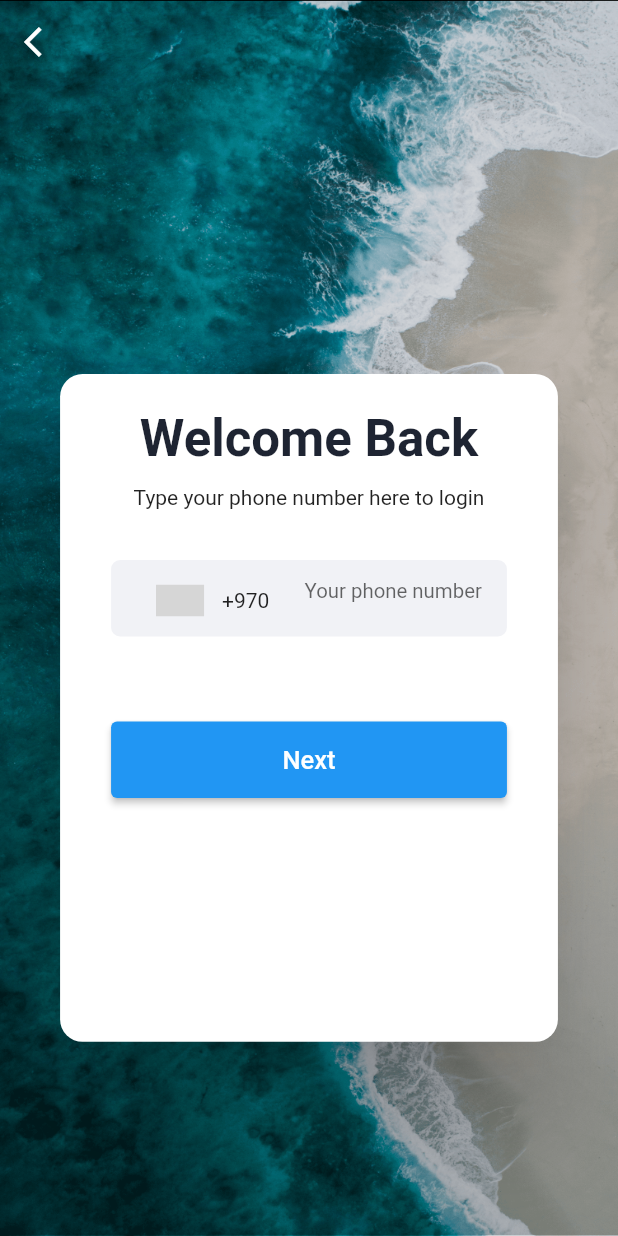
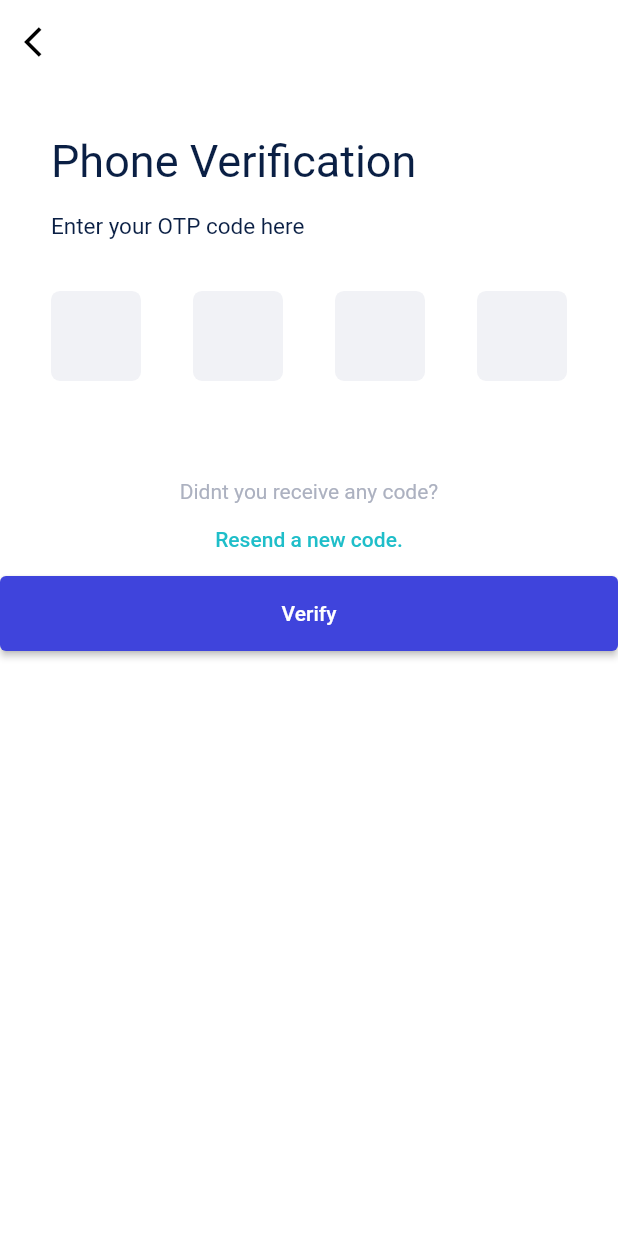
Before and after one commit to khaledsaber/weze, a Flutter app: the LoginScreen screen opened by its route, after a tap on "Next", on a phone screen of 412 x 824 dp. Run offline on Flutter 3.47's test engine with Material 2 defaults, Android fonts, the phone set to English and light mode, and no system bars; drawn by our look-alikes of intl_phone_number_input, pin_code_fields; grey boxes are pictures that could not be loaded.

Commit message:
second commit

```diff
--- a/lib/config/app_routes.dart
+++ b/lib/config/app_routes.dart
@@ -4,4 +4,6 @@ class WezeRoutes {
   String languageRoue = '/language_screen';
   String onBoarding = '/onBoarding_screen';
   String loginScreen = '/login_screen';
+  String verificationScreen = '/verification_screen';
+  String interestsScreen = '/interests_screen';
 }
--- a/lib/main.dart
+++ b/lib/main.dart
@@ -1,6 +1,8 @@
 import 'package:flutter/material.dart';
+import 'package:weze/views/interests/interests_screen.dart';
 import 'package:weze/views/language/language_Screen.dart';
 import 'package:weze/views/login/login_screen.dart';
+import 'package:weze/views/login/verification_screen.dart';
 import 'package:weze/views/splash/on_boarding_screen.dart';
 import 'package:weze/views/splash/splash_screen.dart';
 import 'package:flutter/services.dart';
@@ -10,7 +12,7 @@ void main() {
   runApp(const MyApp());
   SystemChrome.setSystemUIOverlayStyle(SystemUiOverlayStyle(
     statusBarColor: Colors.white, // status bar color
-   // statusBarBrightness: Brightness.light,
+    // statusBarBrightness: Brightness.light,
     statusBarIconBrightness: Brightness.dark,
   ));
 }
@@ -30,16 +32,15 @@ class MyApp extends StatelessWidget {
     return MaterialApp(
       title: 'Flutter Demo',
       theme: ThemeData(
-        primarySwatch: Colors.blue,
-      scaffoldBackgroundColor: Colors.white
-      ),
+          primarySwatch: Colors.blue, scaffoldBackgroundColor: Colors.white),
       debugShowCheckedModeBanner: false,
       home: const SplashScreen(),
       routes: {
         R.routes.languageRoue: (ctx) => const LanguageScreen(),
-        R.routes.onBoarding:(ctx)=> const OnBoardingScreen(),
-        R.routes.loginScreen:(ctx)=>const LoginScreen(
-        )
+        R.routes.onBoarding: (ctx) => const OnBoardingScreen(),
+        R.routes.loginScreen: (ctx) => const LoginScreen(),
+        R.routes.verificationScreen:(ctx)=>const VerificationScreen(),
+        R.routes.interestsScreen:(ctx)=>const InterestsScreen()
       },
     );
   }
--- /dev/null
+++ b/lib/views/interests/interests_screen.dart
@@ -0,0 +1,19 @@
+import 'package:flutter/material.dart';
+
+class InterestsScreen extends StatefulWidget {
+  const InterestsScreen({Key? key}) : super(key: key);
+
+  @override
+  State<InterestsScreen> createState() => _InterestsScreenState();
+}
+
+class _InterestsScreenState extends State<InterestsScreen> {
+  @override
+  Widget build(BuildContext context) {
+    return Scaffold(
+      body: Center(
+        child: Text('Interests Screen'),
+      ),
+    );
+  }
+}
--- a/lib/views/login/login_screen.dart
+++ b/lib/views/login/login_screen.dart
@@ -71,7 +71,7 @@ class LoginScreen extends StatelessWidget {
                           Text(
                             'Welcome Back',
                             style: TextStyle(
-                                color: Color(0xff1e2432),
+                                color: const Color(0xff1e2432),
                                 fontSize: SizeConfig.defaultSize * 3,
                                 fontWeight: FontWeight.bold),
                           ),
@@ -96,7 +96,8 @@ class LoginScreen extends StatelessWidget {
                               onInputChanged: (v) {},
                               countries: const ["PS"],
                               inputDecoration: InputDecoration(
-                                  contentPadding: EdgeInsets.only(bottom: 15),
+                                  contentPadding:
+                                      const EdgeInsets.only(bottom: 15),
                                   border: InputBorder.none,
                                   hintText: 'Your phone number',
                                   hintStyle:
@@ -107,7 +108,10 @@ class LoginScreen extends StatelessWidget {
                             height: defaultSize * 5,
                           ),
                           ElevatedButton(
-                            onPressed: () {},
+                            onPressed: () {
+                              Navigator.pushNamed(
+                                  context, R.routes.verificationScreen);
+                            },
                             child: Text(
                               'Next',
                               style: TextStyle(fontSize: defaultSize * 1.5),
@@ -115,6 +119,21 @@ class LoginScreen extends StatelessWidget {
                             style: ElevatedButton.styleFrom(
                                 fixedSize:
                                     Size(double.maxFinite, defaultSize * 4.5)),
+                          ),
+                          SizedBox(
+                            height: defaultSize * 4,
+                          ),
+                          TextButton(
+                            onPressed: () {
+                              Navigator.pushNamed(
+                                  context, R.routes.interestsScreen);
+                            },
+                            child: Text(
+                              'SKIP',
+                              style: TextStyle(
+                                  color: const Color(0xffacb1c0),
+                                  fontSize: defaultSize * 1.5),
+                            ),
                           )
                         ],
                       ),
--- /dev/null
+++ b/lib/views/login/verification_screen.dart
@@ -0,0 +1,128 @@
+import 'package:flutter/material.dart';
+import 'package:pin_code_fields/pin_code_fields.dart';
+
+import '../../config/size_config.dart';
+
+class VerificationScreen extends StatefulWidget {
+  const VerificationScreen({Key? key}) : super(key: key);
+
+  @override
+  State<VerificationScreen> createState() => _VerificationScreenState();
+}
+
+class _VerificationScreenState extends State<VerificationScreen> {
+  @override
+  Widget build(BuildContext context) {
+    SizeConfig().init(context);
+    final defaultSize = SizeConfig.defaultSize;
+    return Scaffold(
+      appBar: AppBar(
+        backgroundColor: Colors.white,
+        elevation: 0,
+        leading: IconButton(
+          icon: const Icon(Icons.arrow_back_ios),
+          color: Colors.black,
+          onPressed: () {
+            Navigator.of(context).pop();
+          },
+        ),
+      ),
+      body: SingleChildScrollView(
+        child: Column(
+          children: [
+            Padding(
+              padding: EdgeInsets.symmetric(horizontal: defaultSize * 3),
+              child: Column(
+                crossAxisAlignment: CrossAxisAlignment.start,
+                children: [
+                  SizedBox(
+                    height: defaultSize * 3,
+                  ),
+                  const Text(
+                    'Phone Verification',
+                    style: TextStyle(
+                      fontSize: 30, // defaultSize* 3,
+                      color: Color(0xff0a1f44),
+                    ),
+                  ),
+                  SizedBox(
+                    height: defaultSize * 1.5,
+                  ),
+                  const Text(
+                    'Enter your OTP code here',
+                    textAlign: TextAlign.left,
+                    style: TextStyle(
+                      fontSize: 15, //defaultSize* 1.5,
+                      color: Color(0xff0a1f44),
+                    ),
+                  ),
+                  SizedBox(
+                    height: defaultSize * 3,
+                  ),
+                  //    PinCodeTextField(appContext: context, length: 4, onChanged: (String value) {  },)
+                  Form(
+                    child: PinCodeTextField(
+                      textStyle: TextStyle(color: Colors.white),
+                      pinTheme: PinTheme(
+                        selectedColor: const Color(0xff4284f5),
+                        selectedFillColor: const Color(0xff4284f5),
+                        inactiveColor: Color(0xff1f2f6),
+                        inactiveFillColor: Color(0xfff1f2f6),
+                        activeColor: Color(0xff4284f5),
+                        shape: PinCodeFieldShape.box,
+                        borderRadius: BorderRadius.circular(6),
+                        fieldHeight: 60,
+                        fieldWidth: 60,
+                        activeFillColor: Color(0xff4284f5), //Colors.white,
+                      ),
+                      cursorColor: Colors.white,
+                      animationDuration: Duration(milliseconds: 300),
+                      enableActiveFill: true,
+                      keyboardType: TextInputType.number,
+                      appContext: context,
+                      length: 4,
+                      onChanged: (_) {},
+                    ),
+                  ),
+                  SizedBox(
+                    height: 50,
+                  ),
+                  Row(
+                    mainAxisAlignment: MainAxisAlignment.center,
+                    children: [
+                      Text(
+                        'Didnt you receive any code?',
+                        style: TextStyle(color: Color(0xffacb1c0)),
+                      ),
+                    ],
+                  ),
+                  Row(
+                    mainAxisAlignment: MainAxisAlignment.center,
+                    children: [
+                      TextButton(
+                        onPressed: () {},
+                        child: Text(
+                          'Resend a new code.',
+                          style: TextStyle(color: Color(0xff1fbec9)),
+                        ),
+                      ),
+                    ],
+                  ),
+                ],
+              ),
+            ),
+             ElevatedButton(
+          style: ElevatedButton.styleFrom(
+
+               fixedSize:  Size(MediaQuery.of(context).size.width, 50),
+               primary: const Color(0xff3f44dc)),
+               onPressed: () {},
+               child: Text('Verify'),
+             )
+          ],
+        ),
+      ),
+
+    );
+  }
+}
--- a/pubspec.yaml
+++ b/pubspec.yaml
@@ -10,10 +10,12 @@ version: 1.0.0+1
 environment:
   sdk: ">=2.16.2 <3.0.0"
 
+
 dependencies:
   flutter:
     sdk: flutter
   intl_phone_number_input: ^0.7.0+2
+  pin_code_fields: ^7.4.0
 
 
   cupertino_icons: ^1.0.2
```
Also changed, not shown: pubspec.lock.
